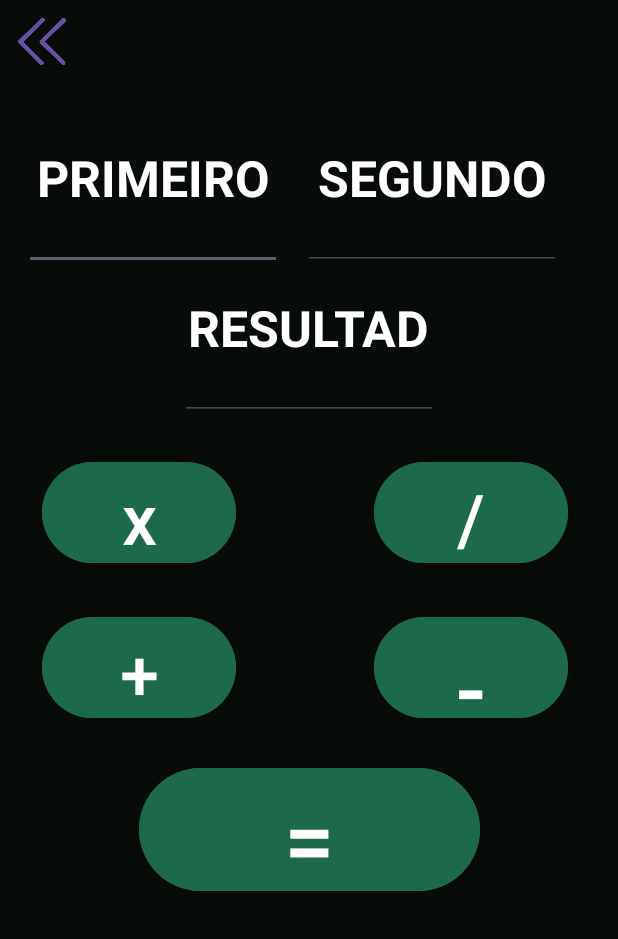
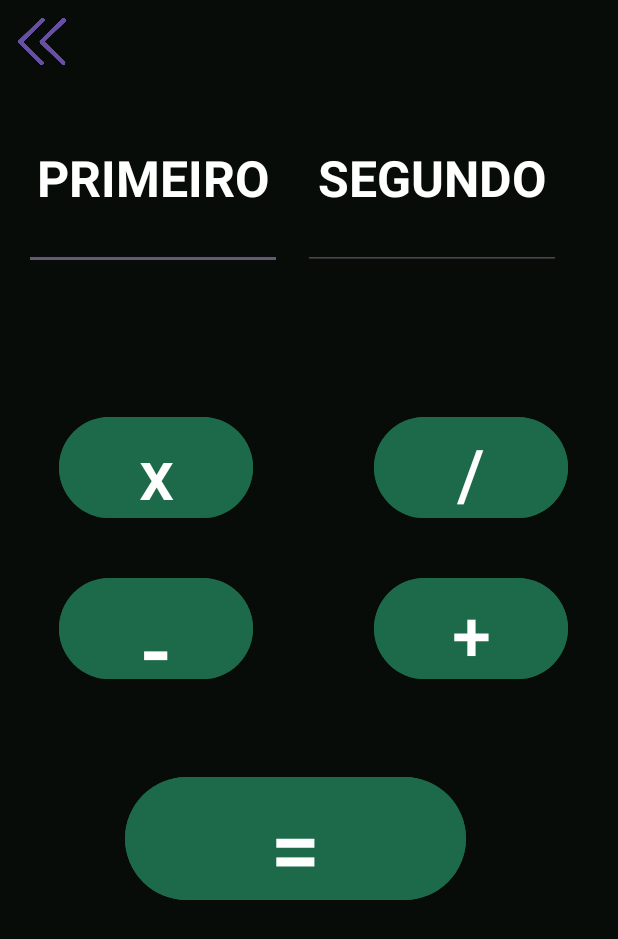
Before and after one commit to Ty-Neres/CalculadoraEmKotlin, an Android app: the MainActivity3 screen opened directly, with no data from a screen before it, on a phone screen of 412 x 824 dp. Shown: the top 939 px of the screen. Run offline under Robolectric (Android 15) with nearby library versions, the phone set to English and light mode, and no system bars.

Commit message:
basic calculator

```diff
--- a/app/src/main/java/com/example/calculadoraemkotlin/MainActivity3.kt
+++ b/app/src/main/java/com/example/calculadoraemkotlin/MainActivity3.kt
@@ -4,7 +4,14 @@ import android.content.Intent
 import androidx.appcompat.app.AppCompatActivity
 import android.os.Bundle
 import android.widget.Button
+import android.widget.EditText
+import android.widget.TextView
 
+private lateinit var valor1EditText: EditText
+private lateinit var valor2EditText: EditText
+
+private  lateinit var resultadoTextView: TextView
+var operacaoSelecionada : String ? = null
 class MainActivity3 : AppCompatActivity() {
     override fun onCreate(savedInstanceState: Bundle?) {
         super.onCreate(savedInstanceState)
@@ -16,6 +23,43 @@ class MainActivity3 : AppCompatActivity() {
             basicoParaInicio()
         })
 
+        valor1EditText = findViewById(R.id.valor1)
+        valor2EditText = findViewById(R.id.valor2)
+
+        resultadoTextView = findViewById(R.id.resultado)
+
+        val somaButton : Button = findViewById(R.id.soma)
+        val subtracaoButton : Button = findViewById(R.id.subtracao)
+        val divisaoButton : Button = findViewById(R.id.divisao)
+        val multicacaoButton : Button = findViewById(R.id.multiplicacao)
+
+        val enterButton : Button = findViewById(R.id.enter)
+
+        somaButton.setOnClickListener{operacao("+")}
+        subtracaoButton.setOnClickListener{operacao("-") }
+        divisaoButton.setOnClickListener{operacao("/")}
+        multicacaoButton.setOnClickListener{operacao("*")}
+
+        enterButton.setOnClickListener{calcular()}
+    }
+
+    private fun calcular() {
+        val valor1 = valor1EditText.text.toString().toDoubleOrNull()?: 0.0
+        val valor2 = valor2EditText.text.toString().toDoubleOrNull()?: 0.0
+
+        val resultado : Double = when(operacaoSelecionada){
+
+            "+" -> valor1 + valor2
+            "-" -> valor1 - valor2
+            "*" -> valor1 * valor2
+            "/" -> if (valor2 != 0.0) valor1 / valor2 else Double.NaN
+            else -> Double.NaN
+        }
+        resultadoTextView.text = "$valor1 $operacaoSelecionada $valor2 = $resultado"
+    }
+
+    private fun operacao(operacao: String) {
+    operacaoSelecionada = operacao
     }
 
 
--- a/app/src/main/res/layout/activity_main2.xml
+++ b/app/src/main/res/layout/activity_main2.xml
@@ -12,7 +12,7 @@
         android:layout_width="wrap_content"
         android:layout_height="wrap_content"
         android:layout_marginTop="32dp"
-        android:text="CLICK AQUI"
+        android:text="TOQUE AQUI"
         android:backgroundTint="@color/botao"
         app:layout_constraintEnd_toEndOf="parent"
         app:layout_constraintStart_toStartOf="parent"
--- a/app/src/main/res/layout/activity_main3.xml
+++ b/app/src/main/res/layout/activity_main3.xml
@@ -33,7 +33,7 @@
         app:layout_constraintTop_toTopOf="parent" />
 
     <EditText
-        android:id="@+id/editTextNumberDecimal"
+        android:id="@+id/valor1"
         android:layout_width="172dp"
         android:layout_height="42dp"
         android:ems="10"
@@ -58,7 +58,7 @@
         app:layout_constraintTop_toTopOf="parent" />
 
     <EditText
-        android:id="@+id/editTextNumberDecimal2"
+        android:id="@+id/valor2"
         android:layout_width="172dp"
         android:layout_height="42dp"
         android:ems="10"
@@ -68,11 +68,11 @@
         app:layout_constraintTop_toBottomOf="@+id/textView5" />
 
     <TextView
-        android:id="@+id/textView6"
+        android:id="@+id/resultado"
         android:layout_width="172dp"
         android:layout_height="42dp"
         android:layout_marginTop="196dp"
-        android:text="RESULTADO"
+        android:text=""
         android:textAlignment="center"
         android:textColor="@color/white"
         android:textSize="50px"
@@ -82,78 +82,69 @@
         app:layout_constraintStart_toStartOf="parent"
         app:layout_constraintTop_toTopOf="parent" />
 
-    <EditText
-        android:id="@+id/editTextNumberDecimal3"
-        android:layout_width="172dp"
-        android:layout_height="42dp"
-        android:ems="10"
-        android:inputType="numberDecimal"
-        app:layout_constraintEnd_toEndOf="parent"
-        app:layout_constraintStart_toStartOf="parent"
-        app:layout_constraintTop_toBottomOf="@+id/textView6" />
-
     <Button
         android:id="@+id/multiplicacao"
         android:layout_width="129dp"
         android:layout_height="75dp"
-        android:layout_marginTop="24dp"
+        android:layout_marginTop="36dp"
+        android:backgroundTint="@color/text"
         android:text="x"
         android:textSize="70px"
-        android:backgroundTint="@color/text"
         app:layout_constraintEnd_toEndOf="parent"
-        app:layout_constraintHorizontal_bias="0.099"
+        app:layout_constraintHorizontal_bias="0.138"
         app:layout_constraintStart_toStartOf="parent"
-        app:layout_constraintTop_toBottomOf="@+id/editTextNumberDecimal3" />
+        app:layout_constraintTop_toBottomOf="@+id/resultado" />
 
     <Button
-        android:id="@+id/button3"
+        android:id="@+id/divisao"
         android:layout_width="129dp"
         android:layout_height="75dp"
-        android:layout_marginTop="24dp"
+        android:layout_marginTop="36dp"
+        android:backgroundTint="@color/text"
         android:text="/"
         android:textSize="70px"
-        android:backgroundTint="@color/text"
         app:layout_constraintEnd_toEndOf="parent"
         app:layout_constraintHorizontal_bias="0.882"
         app:layout_constraintStart_toStartOf="parent"
-        app:layout_constraintTop_toBottomOf="@+id/editTextNumberDecimal3" />
+        app:layout_constraintTop_toBottomOf="@+id/resultado" />
 
     <Button
-        android:id="@+id/button4"
+        android:id="@+id/subtracao"
         android:layout_width="129dp"
         android:layout_height="75dp"
-        android:layout_marginTop="28dp"
+        android:layout_marginTop="32dp"
+        android:backgroundTint="@color/text"
         android:text="-"
         android:textSize="90px"
-        android:backgroundTint="@color/text"
         app:layout_constraintEnd_toEndOf="parent"
-        app:layout_constraintHorizontal_bias="0.882"
+        app:layout_constraintHorizontal_bias="0.138"
         app:layout_constraintStart_toStartOf="parent"
         app:layout_constraintTop_toBottomOf="@+id/multiplicacao" />
 
     <Button
-        android:id="@+id/button5"
+        android:id="@+id/soma"
         android:layout_width="129dp"
         android:layout_height="75dp"
-        android:layout_marginTop="28dp"
+        android:layout_marginTop="32dp"
+        android:backgroundTint="@color/text"
         android:text="+"
         android:textSize="70px"
-        android:backgroundTint="@color/text"
         app:layout_constraintEnd_toEndOf="parent"
-        app:layout_constraintHorizontal_bias="0.099"
+        app:layout_constraintHorizontal_bias="0.882"
         app:layout_constraintStart_toStartOf="parent"
-        app:layout_constraintTop_toBottomOf="@+id/button3" />
+        app:layout_constraintTop_toBottomOf="@+id/divisao" />
 
     <Button
-        android:id="@+id/button6"
+        android:id="@+id/enter"
         android:layout_width="227dp"
         android:layout_height="90dp"
-        android:layout_marginTop="228dp"
+        android:layout_marginTop="276dp"
+        android:backgroundTint="@color/text"
         android:text="="
         android:textSize="90px"
-        android:backgroundTint="@color/text"
         app:layout_constraintEnd_toEndOf="parent"
+        app:layout_constraintHorizontal_bias="0.451"
         app:layout_constraintStart_toStartOf="parent"
-        app:layout_constraintTop_toBottomOf="@+id/editTextNumberDecimal3" />
+        app:layout_constraintTop_toBottomOf="@+id/resultado" />
 
 </androidx.constraintlayout.widget.ConstraintLayout>
```
